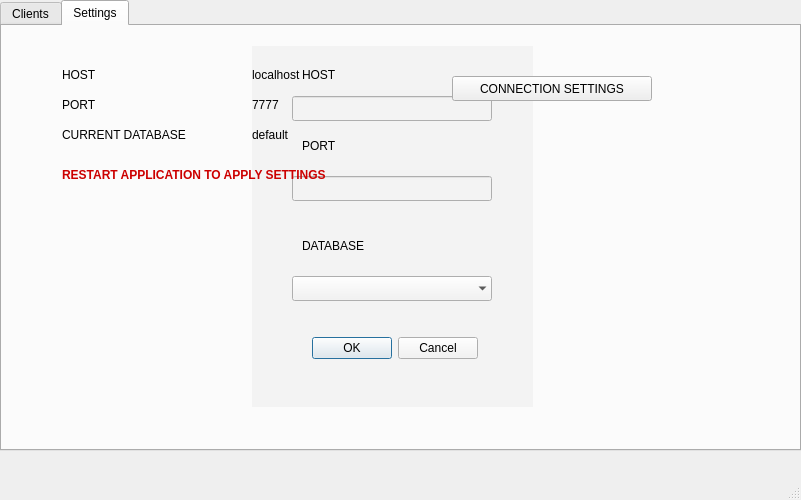
Qt form server.ui (mozheikos/client-server-applcations) before a commit.
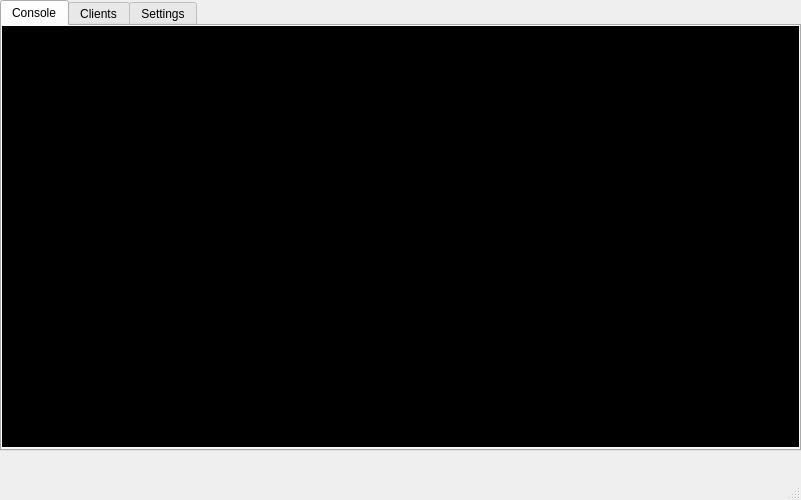
The same form after that commit.

What changed in the file:
```diff
--- a/server.ui
+++ b/server.ui
@@ -24,8 +24,27 @@
      </rect>
     </property>
     <property name="currentIndex">
-     <number>1</number>
+     <number>0</number>
     </property>
+    <widget class="QWidget" name="console">
+     <attribute name="title">
+      <string>Console</string>
+     </attribute>
+     <widget class="QListWidget" name="console_log">
+      <property name="geometry">
+       <rect>
+        <x>0</x>
+        <y>0</y>
+        <width>801</width>
+        <height>421</height>
+       </rect>
+      </property>
+      <property name="styleSheet">
+       <string notr="true">color: rgb(211, 215, 207);
+background-color: rgb(0, 0, 0);</string>
+      </property>
+     </widget>
+    </widget>
     <widget class="QWidget" name="admin_connected">
      <attribute name="title">
       <string>Clients</string>
@@ -263,7 +282,7 @@
         <cursorShape>ArrowCursor</cursorShape>
        </property>
        <property name="autoFillBackground">
-        <bool>true</bool>
+        <bool>false</bool>
        </property>
        <property name="frame">
         <bool>false</bool>
```
